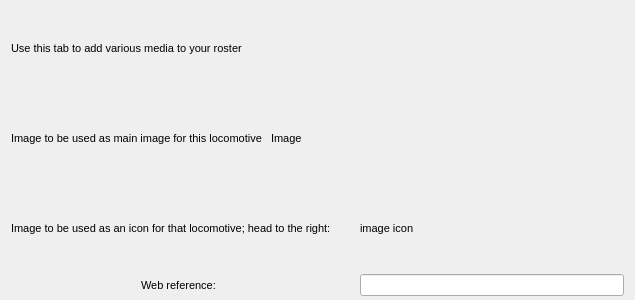
First picture: the form in libPr3/Roster/rostermedia.ui, repository allenck/DecoderPro_app, before the edit.
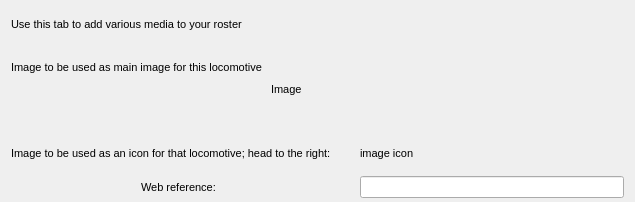
Second picture: the form after the edit.

Diff of the .ui file:
```diff
--- a/libPr3/Roster/rostermedia.ui
+++ b/libPr3/Roster/rostermedia.ui
@@ -7,7 +7,7 @@
     <x>0</x>
     <y>0</y>
     <width>635</width>
-    <height>300</height>
+    <height>202</height>
    </rect>
   </property>
   <property name="font">
@@ -28,14 +28,14 @@
    <property name="verticalSpacing">
     <number>2</number>
    </property>
-   <item row="2" column="3">
-    <widget class="QLabel" name="label_26">
-     <property name="text">
-      <string>image icon</string>
-     </property>
-    </widget>
-   </item>
    <item row="3" column="3">
+    <widget class="QLabel" name="lblIconImage">
+     <property name="text">
+      <string>image icon</string>
+     </property>
+    </widget>
+   </item>
+   <item row="4" column="3">
     <widget class="QLineEdit" name="edWebReference"/>
    </item>
    <item row="0" column="0" colspan="2">
@@ -45,21 +45,14 @@
      </property>
     </widget>
    </item>
-   <item row="3" column="1" colspan="2">
+   <item row="4" column="1" colspan="2">
     <widget class="QLabel" name="label_30">
      <property name="text">
       <string>Web reference:</string>
      </property>
     </widget>
    </item>
-   <item row="1" column="2" colspan="2">
-    <widget class="QLabel" name="lblMainImage">
-     <property name="text">
-      <string>Image</string>
-     </property>
-    </widget>
-   </item>
-   <item row="2" column="0" colspan="3">
+   <item row="3" column="0" colspan="3">
     <widget class="QLabel" name="label_29">
      <property name="text">
       <string>Image to be used as an icon for that locomotive; head to the right:</string>
@@ -73,6 +66,13 @@
      </property>
     </widget>
    </item>
+   <item row="1" column="2" rowspan="2" colspan="2">
+    <widget class="QLabel" name="lblMainImage">
+     <property name="text">
+      <string>Image</string>
+     </property>
+    </widget>
+   </item>
   </layout>
  </widget>
  <resources/>
```
